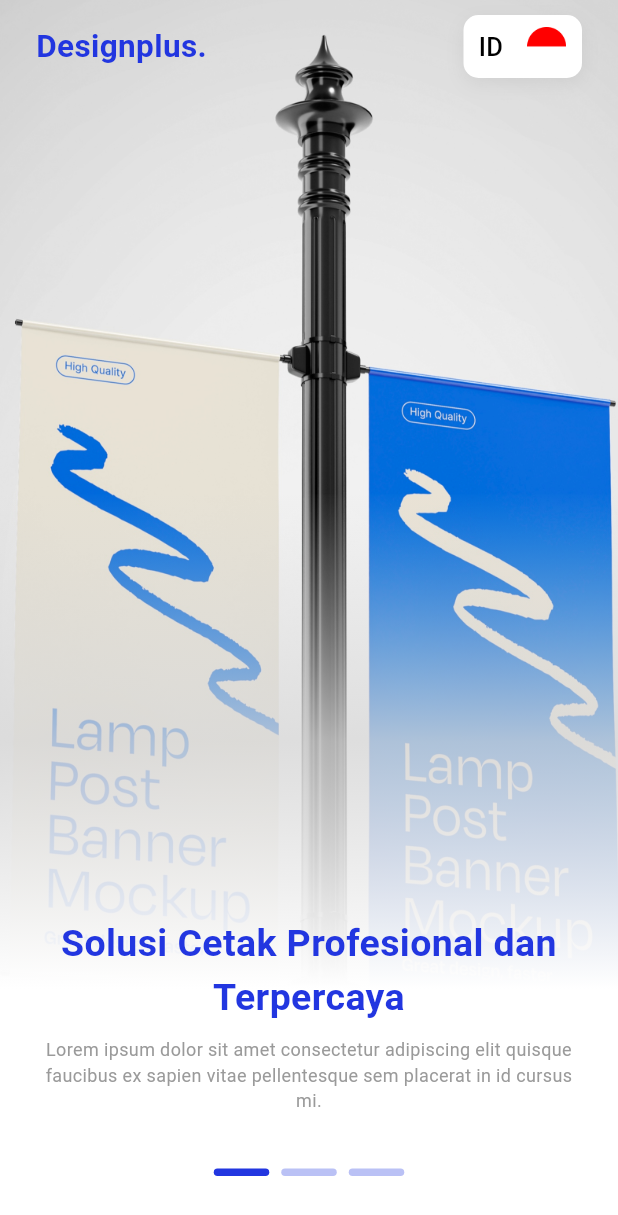
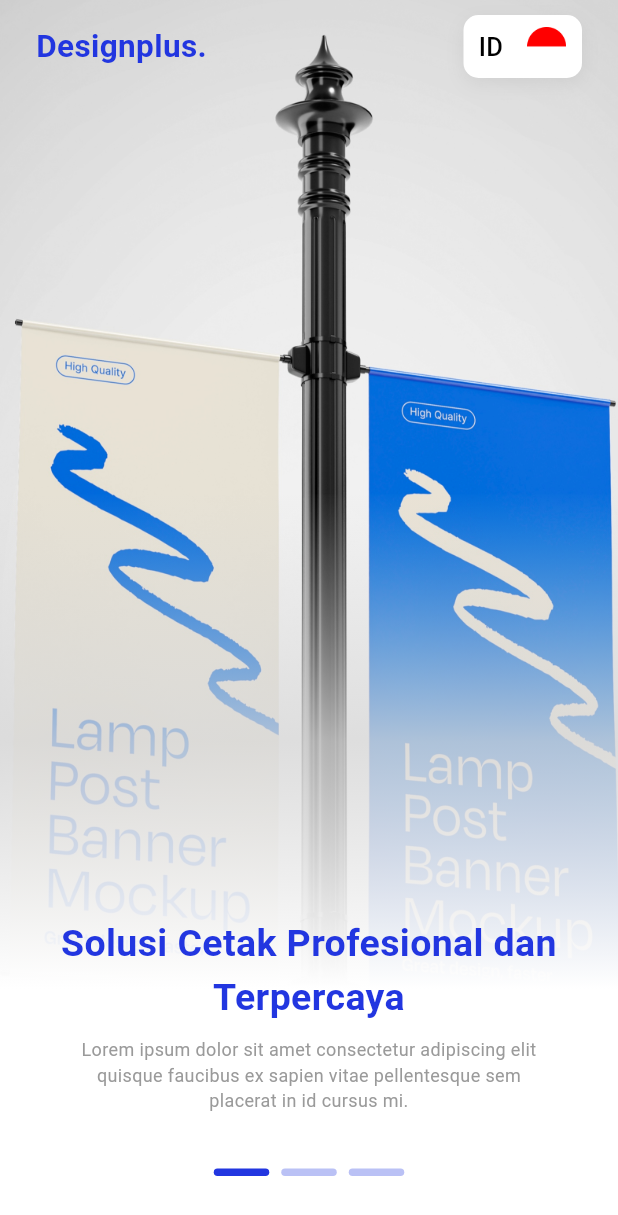
Before and after one commit to DonzKrieg/DesignPlus, a Flutter app: the screen it shows after launch, on a phone screen of 412 x 824 dp. Shown: the top 1215 px of the screen. Run offline on Flutter 3.47's test engine with Material 3 defaults, Android fonts, the phone set to English and light mode, and no system bars; drawn by our look-alikes of smooth_page_indicator; our stand-ins replace google_fonts.

Commit message:
merge from main

```diff
--- a/lib/pages/onboarding_page.dart
+++ b/lib/pages/onboarding_page.dart
@@ -140,7 +140,7 @@ class _OnboardingPageState extends State<OnboardingPage> {
                       ),
                       SizedBox(height: 8),
                       Text(
-                        "Lorem ipsum dolor sit amet consectetur adipiscing elit quisque faucibus ex sapien vitae pellentesque sem placerat in id cursus mi.",
+                        "Lorem ipsum dolor sit amet consectetur adipiscing elit\nquisque faucibus ex sapien vitae pellentesque sem\nplacerat in id cursus mi.",
                         textAlign: TextAlign.center,
                         style: TextStyle(color: kGreyColor, fontSize: 12),
                       ),
```
